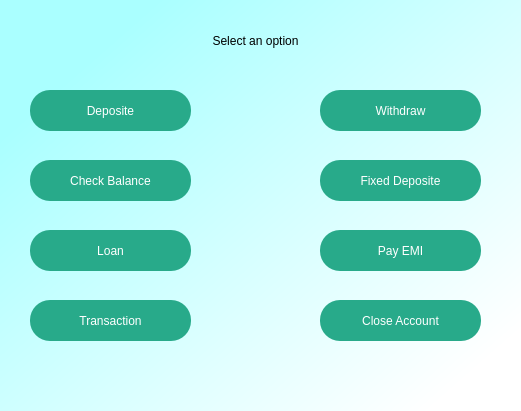
This is ui/main1.ui in psudo18/BankingSystem as Qt 5 draws it before an edit. The edited form follows.
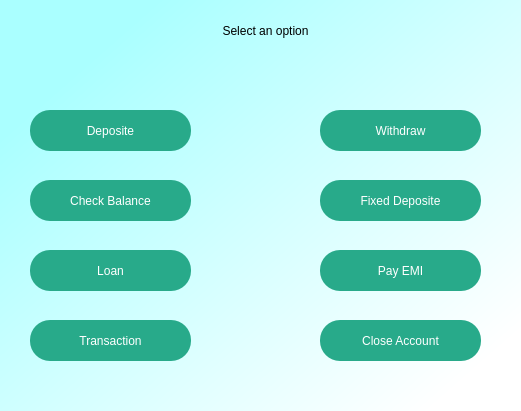
This is the edited form.

Diff of the .ui file:
```diff
--- a/ui/main1.ui
+++ b/ui/main1.ui
@@ -30,10 +30,10 @@
    <widget class="QLabel" name="label">
     <property name="geometry">
      <rect>
-      <x>150</x>
+      <x>160</x>
       <y>10</y>
       <width>211</width>
-      <height>61</height>
+      <height>41</height>
      </rect>
     </property>
     <property name="styleSheet">
@@ -50,7 +50,7 @@
     <property name="geometry">
      <rect>
       <x>30</x>
-      <y>90</y>
+      <y>110</y>
       <width>161</width>
       <height>41</height>
      </rect>
@@ -70,7 +70,7 @@
     <property name="geometry">
      <rect>
       <x>320</x>
-      <y>90</y>
+      <y>110</y>
       <width>161</width>
       <height>41</height>
      </rect>
@@ -90,7 +90,7 @@
     <property name="geometry">
      <rect>
       <x>30</x>
-      <y>160</y>
+      <y>180</y>
       <width>161</width>
       <height>41</height>
      </rect>
@@ -110,7 +110,7 @@
     <property name="geometry">
      <rect>
       <x>320</x>
-      <y>160</y>
+      <y>180</y>
       <width>161</width>
       <height>41</height>
      </rect>
@@ -130,7 +130,7 @@
     <property name="geometry">
      <rect>
       <x>30</x>
-      <y>230</y>
+      <y>250</y>
       <width>161</width>
       <height>41</height>
      </rect>
@@ -150,7 +150,7 @@
     <property name="geometry">
      <rect>
       <x>320</x>
-      <y>230</y>
+      <y>250</y>
       <width>161</width>
       <height>41</height>
      </rect>
@@ -170,7 +170,7 @@
     <property name="geometry">
      <rect>
       <x>30</x>
-      <y>300</y>
+      <y>320</y>
       <width>161</width>
       <height>41</height>
      </rect>
@@ -190,7 +190,7 @@
     <property name="geometry">
      <rect>
       <x>320</x>
-      <y>300</y>
+      <y>320</y>
       <width>161</width>
       <height>41</height>
      </rect>
```
Left out of the diff: 19 changed lines with no effect on the pictures.
